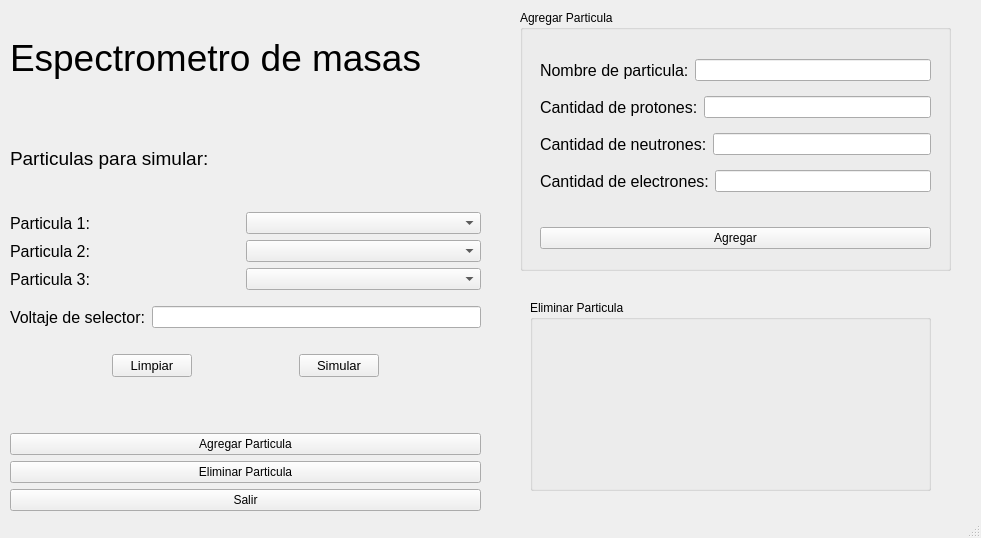
First picture: the form in gui.ui, repository Andrei-Portales/Proyecto-Fisica-3, before the edit.
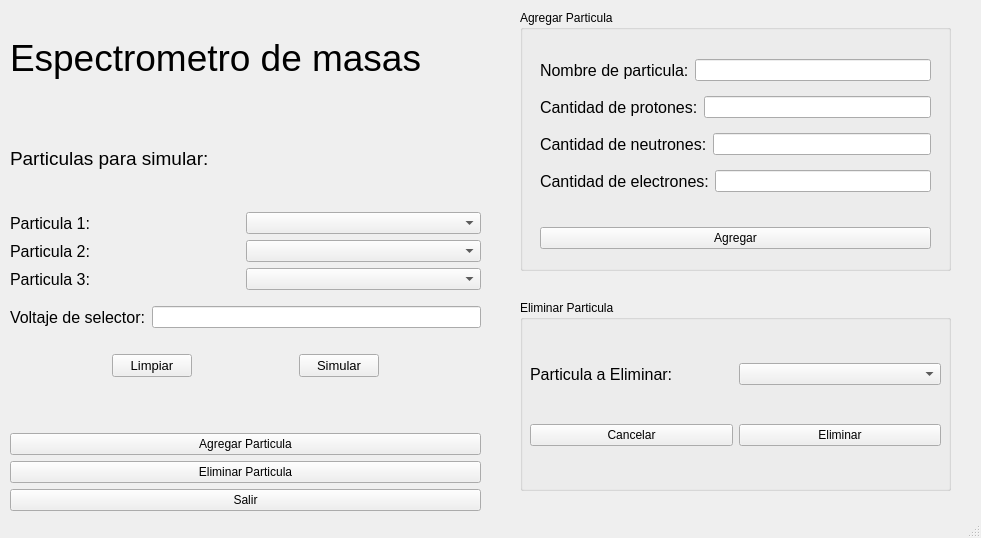
Second picture: the form after the edit.

The edit to the form file:
```diff
--- a/gui.ui
+++ b/gui.ui
@@ -424,15 +424,64 @@
    <widget class="QGroupBox" name="eliminarBox">
     <property name="geometry">
      <rect>
-      <x>530</x>
+      <x>520</x>
       <y>300</y>
-      <width>401</width>
+      <width>431</width>
       <height>191</height>
      </rect>
     </property>
     <property name="title">
      <string>Eliminar Particula</string>
     </property>
+    <widget class="QWidget" name="">
+     <property name="geometry">
+      <rect>
+       <x>10</x>
+       <y>30</y>
+       <width>411</width>
+       <height>151</height>
+      </rect>
+     </property>
+     <layout class="QVBoxLayout" name="verticalLayout_2">
+      <item>
+       <layout class="QHBoxLayout" name="horizontalLayout">
+        <item>
+         <widget class="QLabel" name="label_9">
+          <property name="font">
+           <font>
+            <pointsize>12</pointsize>
+           </font>
+          </property>
+          <property name="text">
+           <string>Particula a Eliminar:</string>
+          </property>
+         </widget>
+        </item>
+        <item>
+         <widget class="QComboBox" name="cbParticles1_2"/>
+        </item>
+       </layout>
+      </item>
+      <item>
+       <layout class="QHBoxLayout" name="horizontalLayout_2">
+        <item>
+         <widget class="QPushButton" name="pushButton_2">
+          <property name="text">
+           <string>Cancelar</string>
+          </property>
+         </widget>
+        </item>
+        <item>
+         <widget class="QPushButton" name="pushButton">
+          <property name="text">
+           <string>Eliminar</string>
+          </property>
+         </widget>
+        </item>
+       </layout>
+      </item>
+     </layout>
+    </widget>
    </widget>
   </widget>
   <widget class="QStatusBar" name="statusbar"/>
```
